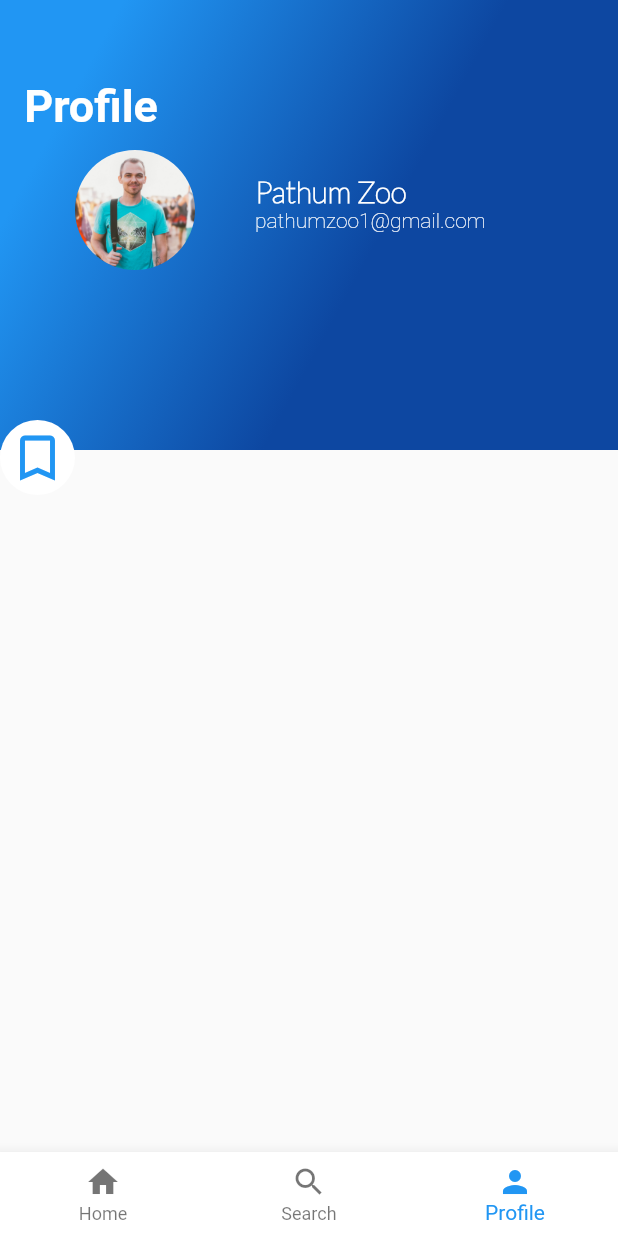
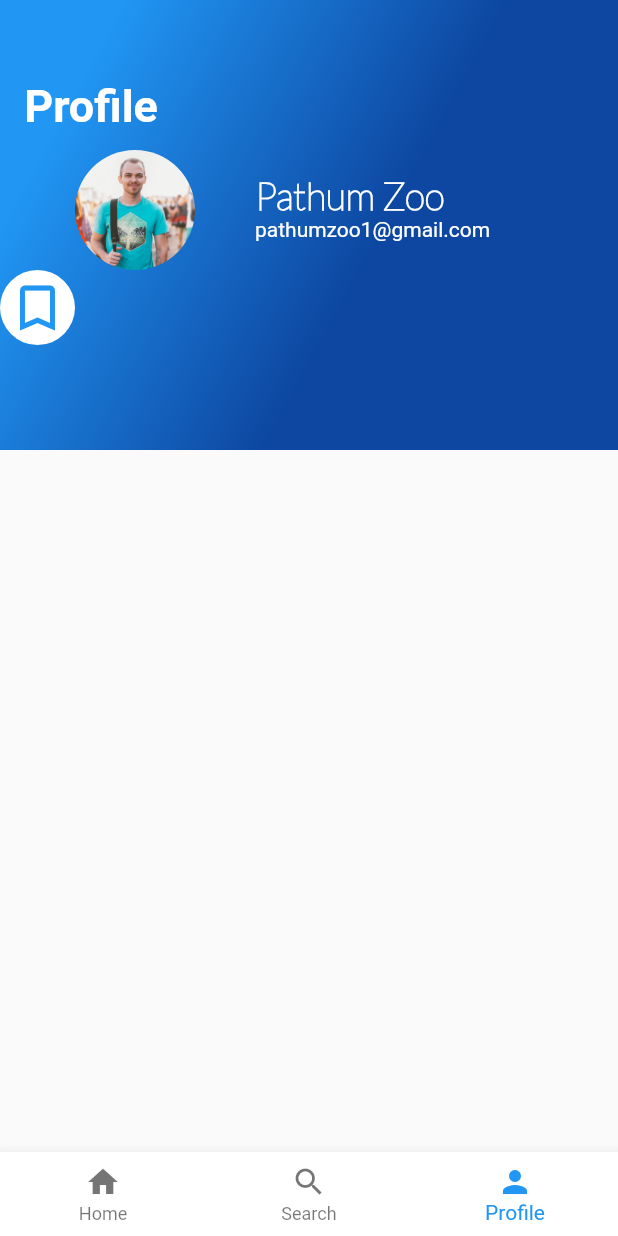
Before and after one commit to pipeprieto/f_uiproject, a Flutter app: the screen it shows after launch, item 3 of the bottom bar chosen, on a phone screen of 412 x 824 dp. Run offline on Flutter 3.47's test engine with Material 2 defaults, Android fonts, the phone set to English and light mode, and no system bars.

Commit message:
Add: Personal info

```diff
--- a/lib/ui/widgets/profile_info.dart
+++ b/lib/ui/widgets/profile_info.dart
@@ -27,9 +27,9 @@ class ProfileInfo extends StatelessWidget {
               child: Text(
                 this.profileName,
                 style: TextStyle(
-                    fontSize: 20.0,
+                    fontSize: 25.0,
                     fontFamily: "Lato",
-                    fontWeight: FontWeight.w900,
+                    fontWeight: FontWeight.bold,
                     color: Colors.white),
               ),
               margin: EdgeInsets.only(left: 40.0, top: 35.0),
@@ -43,7 +43,7 @@ class ProfileInfo extends StatelessWidget {
               child: Text(
                 this.profileEmail,
                 style:
-                    TextStyle(fontWeight: FontWeight.w100, color: Colors.white),
+                    TextStyle(fontWeight: FontWeight.w400, color: Colors.white),
               ),
               margin: EdgeInsets.only(left: 40.0, right: 20.0),
             ),
@@ -58,7 +58,7 @@ class ProfileInfo extends StatelessWidget {
         children: [imageContainer, profileInfo],
         crossAxisAlignment: CrossAxisAlignment.start,
       ),
-      height: 200.0,
+      height: 100.0,
       margin: EdgeInsets.only(top: 80.0, left: 30.0),
     );
 
```
